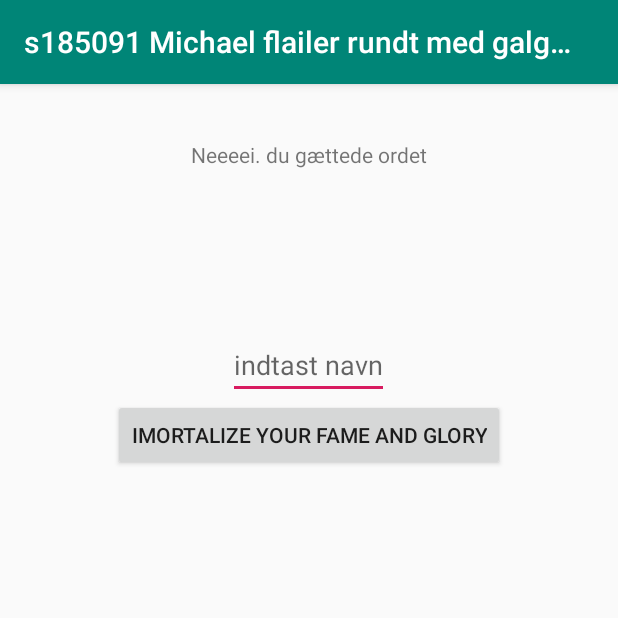
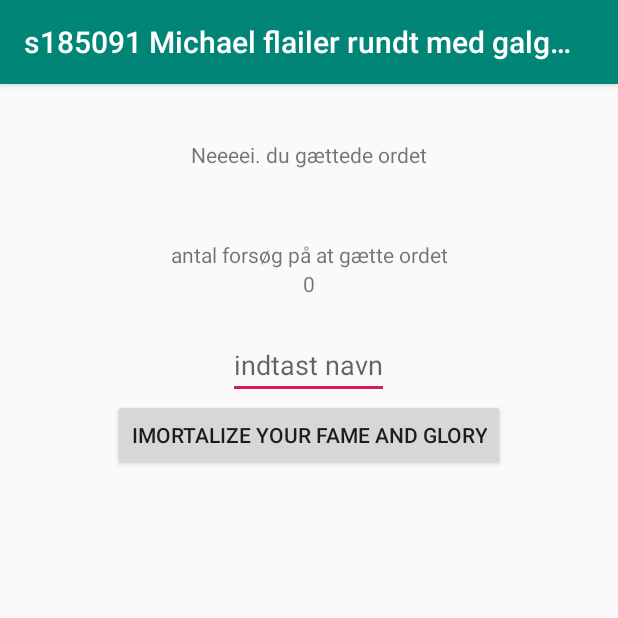
Before and after one commit to jarberg/humorgalge, an Android app: the GameActivity screen opened directly, with no data from a screen before it, after a tap on an icon or button, on a phone screen of 412 x 824 dp, the top half of it. Run offline under Robolectric (Android 15) with nearby library versions, the phone set to English and light mode, and no system bars; network calls fail.

Commit message:
loser and winner screens now fully work

```diff
--- a/app/src/main/java/main/galgeleg/GaleLogik.java
+++ b/app/src/main/java/main/galgeleg/GaleLogik.java
@@ -1,4 +1,6 @@
 package main.galgeleg;
+
+import android.provider.Settings;
 
 import java.io.BufferedReader;
 import java.io.IOException;
@@ -11,6 +13,7 @@ import java.util.Random;
 
 public class GaleLogik {
     /** AHT afprøvning er muligeOrd synlig på pakkeniveau */
+
     ArrayList<String> muligeOrd = new ArrayList<String>();
     private String ordet;
     private ArrayList<String> brugteBogstaver = new ArrayList<String>();
--- a/app/src/main/java/main/galgeleg/GameActivity.java
+++ b/app/src/main/java/main/galgeleg/GameActivity.java
@@ -98,13 +98,11 @@ public class GameActivity extends Activity implements OnItemClickListener {
                 i.putExtra("gamestate", spil.erSpilletVundet());
                 i.putExtra("score", score);
                 i.putExtra("ord", spil.getOrdet());
-                i.putExtra("attempts", spil.getBrugteBogstaver());
+                i.putExtra("attempts", spil.getBrugteBogstaver().size());
                 startActivity(i);
                 finish();
             }
-
-
-            for (int i = 0; i < spil.getAntalForkerteBogstaver() ; i++) {
+            for (int i = 0; i < spil.getAntalForkerteBogstaver()%7 ; i++) {
                 bodyParts[i].setVisibility(View.VISIBLE);
             }
 
--- a/app/src/main/java/main/galgeleg/Screen_end.java
+++ b/app/src/main/java/main/galgeleg/Screen_end.java
@@ -15,51 +15,44 @@ import androidx.appcompat.app.AppCompatActivity;
 public class Screen_end extends AppCompatActivity implements View.OnClickListener {
 
         Button btn1Win;
+        Button btn1loss;
         TextView attemptsView;
         TextView wordview;
-
-
 
     protected void onCreate(Bundle savedInstanceState) {
         super.onCreate(savedInstanceState);
 
         Boolean yourDataObject = null;
-        String attempts = "";
+        int attempts = 0;
         String ordet = "";
 
         if (getIntent().hasExtra("gamestate") && getIntent().hasExtra("ord") && getIntent().hasExtra("attempts")) {
             yourDataObject = getIntent().getBooleanExtra("gamestate", false);
             ordet = getIntent().getStringExtra("ord");
-            attempts = getIntent().getStringExtra("attempts");
-
-
-
+            attempts = getIntent().getExtras().getInt("attempts");
             if (yourDataObject) {
                 setContentView(R.layout.layout_screen_winner);
                 btn1Win = findViewById(R.id.accept);
                 btn1Win.setOnClickListener(this);
-
                 EditText tester= findViewById(R.id.nameview);
                 showKeyboard(tester, this);
+            }
+            else {
+                setContentView(R.layout.layout_screen_loser);
 
-            } else {
-                setContentView(R.layout.layout_dialog_loser);
+
+                btn1loss = findViewById(R.id.Restart);
+                btn1loss.setOnClickListener(this);
             }
 
-            attemptsView = findViewById(R.id.forsoeg);
+            attemptsView = findViewById(R.id.attempts);
+            attemptsView.setText(String.valueOf(attempts));
             wordview = findViewById(R.id.ordview);
-
-            attemptsView.setText(attempts);
             wordview.setText(ordet);
-
-        } else {
+        }
+        else {
             throw new IllegalArgumentException("Activity cannot find  extras " + "gamestate");
         }
-
-
-
-
-
     }
 
 
@@ -73,8 +66,6 @@ public class Screen_end extends AppCompatActivity implements View.OnClickListene
         mEtSearch.clearFocus();
         InputMethodManager imm = (InputMethodManager) context.getSystemService(Context.INPUT_METHOD_SERVICE);
         imm.hideSoftInputFromWindow(mEtSearch.getWindowToken(), 0);
-
-
     }
 
     @Override
@@ -92,5 +83,10 @@ public class Screen_end extends AppCompatActivity implements View.OnClickListene
             startActivity(i);
             finish();
         }
+        if(v == btn1loss){
+            Intent i = new Intent(this, MainActivity.class);
+            startActivity(i);
+            finish();
+        }
     }
 }
--- a/app/src/main/res/layout/layout_screen_winner.xml
+++ b/app/src/main/res/layout/layout_screen_winner.xml
@@ -53,7 +53,18 @@
         app:layout_constraintVertical_bias="0.607" />
 
     <TextView
-        android:id="@+id/forsoeg"
+        android:id="@+id/textView3"
+        android:layout_width="wrap_content"
+        android:layout_height="wrap_content"
+        android:layout_marginTop="6dp"
+        android:text="antal forsøg på at gætte ordet"
+        app:layout_constraintBottom_toTopOf="@+id/attempts"
+        app:layout_constraintEnd_toEndOf="parent"
+        app:layout_constraintStart_toStartOf="parent"
+        app:layout_constraintTop_toBottomOf="@+id/ordview"
+        app:layout_constraintVertical_bias="1.0" />
+    <TextView
+        android:id="@+id/attempts"
         android:layout_width="wrap_content"
         android:layout_height="wrap_content"
         android:layout_marginTop="15dp"
```
Also changed, not shown: app/src/main/java/main/galgeleg/HighScore.java (+16 -4 lines), app/src/main/res/layout/layout_screen_loser.xml (+17 -7 lines).
